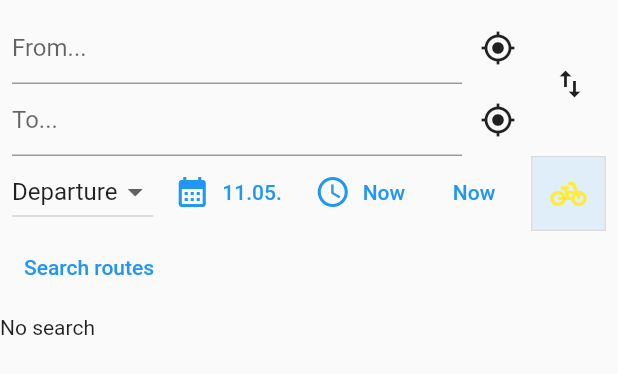
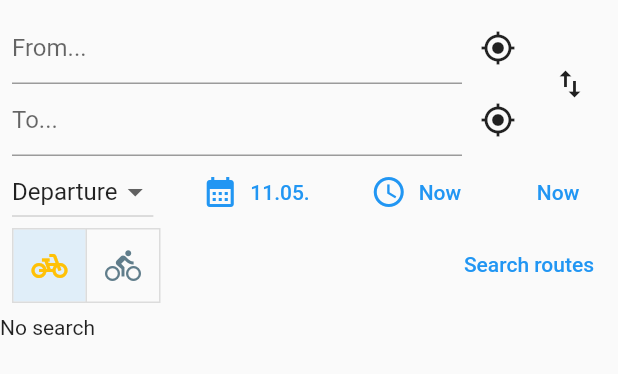
Before and after one commit to siiruli/bussit-flutter, a Flutter app: the ItineraryForm widget shown alone on an empty page, opened directly, after a tap on the "pedal bike" icon, on a phone screen of 412 x 824 dp. Shown: the top 374 px of the screen. Run offline on Flutter 3.47's test engine with Material 2 defaults, Android fonts, the phone set to English and light mode, and no system bars; our stand-ins replace floor, flutter_hooks, flutter_map, geolocator, graphql, graphql_flutter and 2 more; missing offline and left inert: google_polyline_algorithm, gql; accounts and stored records are empty; generated files the repository leaves out were written again; statements that could not run were skipped.

Commit message:
Bike itineraries

```diff
--- a/lib/graphql/itinerary_query.graphql.dart
+++ b/lib/graphql/itinerary_query.graphql.dart
@@ -571,6 +571,10 @@ const documentNodeQueryItinerary = DocumentNode(definitions: [
           ArgumentNode(
             name: NameNode(value: 'transportModes'),
             value: VariableNode(name: NameNode(value: 'modes')),
+          ),
+          ArgumentNode(
+            name: NameNode(value: 'maxWalkDistance'),
+            value: IntValueNode(value: '15000'),
           ),
         ],
         directives: [],
--- a/lib/ui/itinerary_view.dart
+++ b/lib/ui/itinerary_view.dart
@@ -1,4 +1,6 @@
+import 'package:bussit/graphql/schema.graphql.dart';
 import 'package:bussit/model/itinerary_form_data.dart';
+import 'package:bussit/ui/widgets/components/app_icons.dart';
 import 'package:bussit/ui/widgets/itineraries/form_components/date_field.dart';
 import 'package:bussit/ui/widgets/itineraries/form_components/locations_form.dart';
 import 'package:bussit/ui/widgets/itineraries/form_components/time_field.dart';
@@ -30,7 +32,11 @@ class _ItineraryFormState extends State<ItineraryForm>  with AutomaticKeepAliveC
 
   final _formKey = GlobalKey<FormState>();
   Widget? _result;
-  final List<bool> _allowBikeRental = [false];
+  final List<bool> _allowBike = [false, false];
+  final List<Widget> _bikeIcons = const [
+    Icon(Icons.pedal_bike, color: Colors.amber,),
+    TransitModeIcon(Enum$Mode.BICYCLE),
+  ];
   @override
   bool get wantKeepAlive => true;
 
@@ -57,7 +63,7 @@ class _ItineraryFormState extends State<ItineraryForm>  with AutomaticKeepAliveC
           nResults: 8,
           time: datetime,
           arriveBy: formData.arriveBy,
-          allowBikeRental: _allowBikeRental[0],
+          allowBike: _allowBike,
         );
       });
     }
@@ -94,11 +100,11 @@ class _ItineraryFormState extends State<ItineraryForm>  with AutomaticKeepAliveC
           }
         );
         final bikeButton = ToggleButtons(
-          children: const [Icon(Icons.pedal_bike, color: Colors.yellow,)],
-          isSelected: _allowBikeRental,
+          children: _bikeIcons,
+          isSelected: _allowBike,
           onPressed: (int index) {
             setState(() {
-              _allowBikeRental[index] = !_allowBikeRental[index];
+              _allowBike[index] = !_allowBike[index];
             });
           },
         );
```
Also changed, not shown: lib/ui/widgets/itineraries/itinerary_list.dart (+13 -4 lines), 1 other file.
